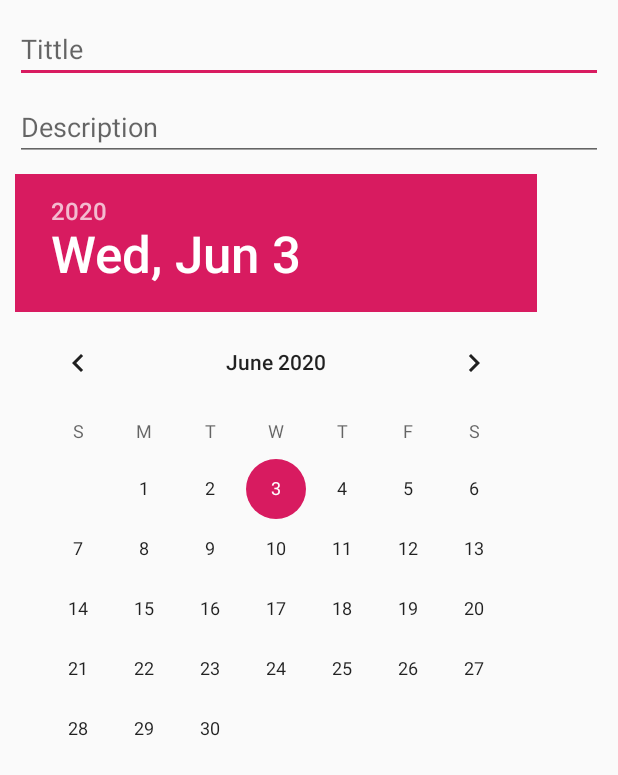
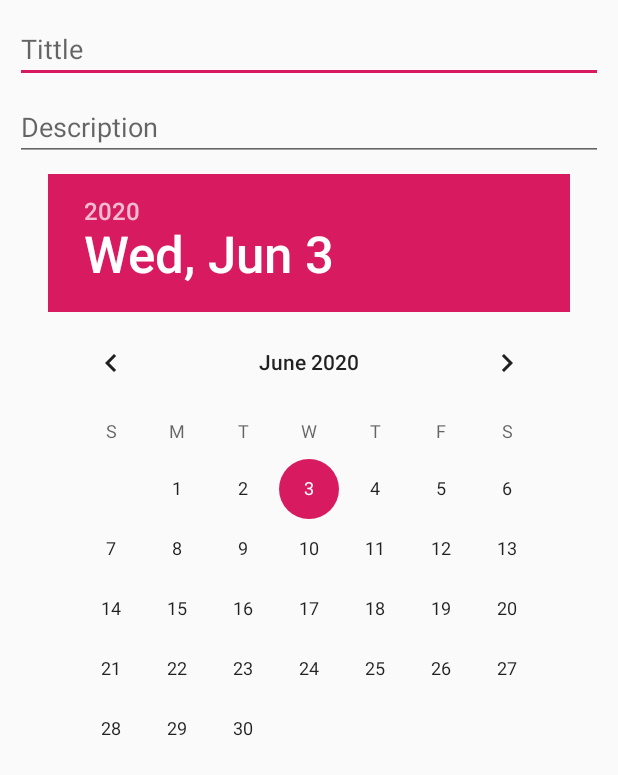
Before and after one commit to 1753033/AnnoyingAlarm, an Android app: the layout task_new.xml on its own in the app's theme, with its tools: preview values and no code run, on a phone screen of 412 x 824 dp. Shown: the top 775 px of the screen. Run offline under Robolectric (Android 15) with nearby library versions, the phone set to English and light mode, and no system bars; network calls fail.

Commit message:
Update layout v2

```diff
--- a/app/src/main/res/layout/activity_login.xml
+++ b/app/src/main/res/layout/activity_login.xml
@@ -4,7 +4,7 @@
     xmlns:tools="http://schemas.android.com/tools"
     android:layout_width="match_parent"
     android:layout_height="match_parent"
-    android:background="@android:color/background_dark"
+    android:background="@drawable/background_dark"
     tools:context=".LoginActivity">
     <ImageView
         android:id="@+id/image"
--- a/app/src/main/res/layout/custom_tasklist.xml
+++ b/app/src/main/res/layout/custom_tasklist.xml
@@ -10,9 +10,8 @@
         android:id="@+id/header"
         android:layout_alignParentTop="true"
         android:layout_centerHorizontal="true"
-        android:background="@android:color/holo_blue_light"
+        android:background="#ede7f6"
         android:textColor="@android:color/black"
-
         style="@style/ThemeOverlay.AppCompat.Dark.ActionBar" />
 
     <TextView
@@ -51,7 +50,6 @@
         android:layout_alignParentRight="true"
         android:layout_alignBottom="@+id/targetDate"
         android:layout_alignTop="@+id/taskDescription"
-
         android:contentDescription="Status Icon"
         android:src="@drawable/ic_checked"
         android:layout_marginRight="10dp" />
--- a/app/src/main/res/layout/task_new.xml
+++ b/app/src/main/res/layout/task_new.xml
@@ -46,6 +46,7 @@
         android:layout_marginLeft="10dp"
         android:layout_marginRight="10dp"
         android:layout_marginTop="3dp"
-        android:layout_marginBottom="5dp" />
+        android:layout_marginBottom="5dp"
+        android:layout_gravity="center"/>
 
 </LinearLayout>
```
Also changed, not shown: app/src/main/res/drawable/background-dark.jpg (added).
